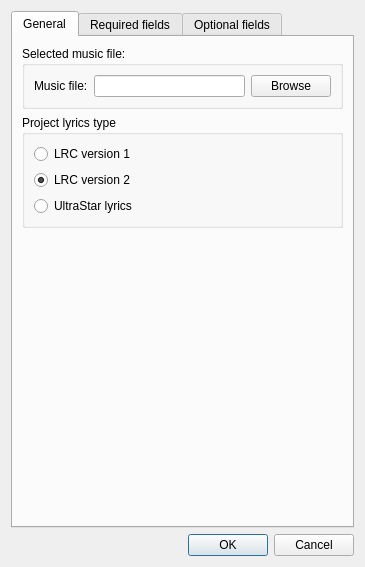
Before: the Qt Designer form src/dialog_projectsettings.ui in gyunaev/karlyriceditor, drawn with Qt 5.
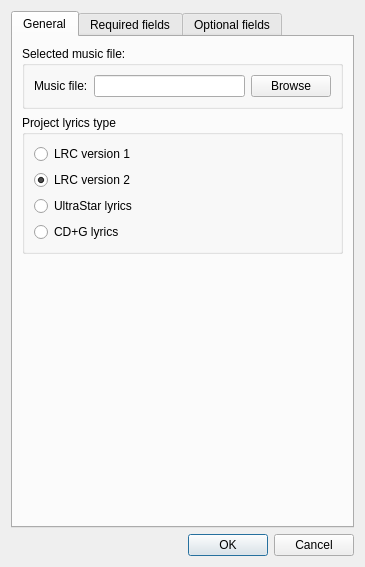
After: the same form once the commit is applied.

Patch:
```diff
--- a/src/dialog_projectsettings.ui
+++ b/src/dialog_projectsettings.ui
@@ -84,6 +84,13 @@
             </property>
            </widget>
           </item>
+          <item>
+           <widget class="QRadioButton" name="rbLRC4">
+            <property name="text">
+             <string>CD+G lyrics</string>
+            </property>
+           </widget>
+          </item>
          </layout>
         </widget>
        </item>
```
